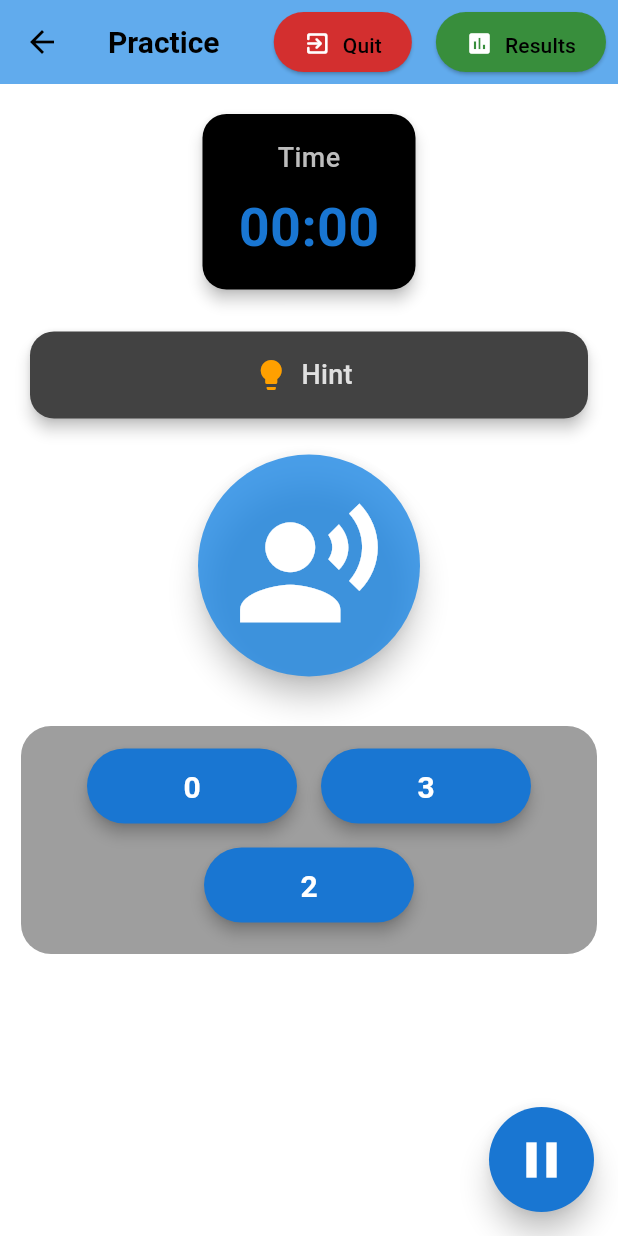
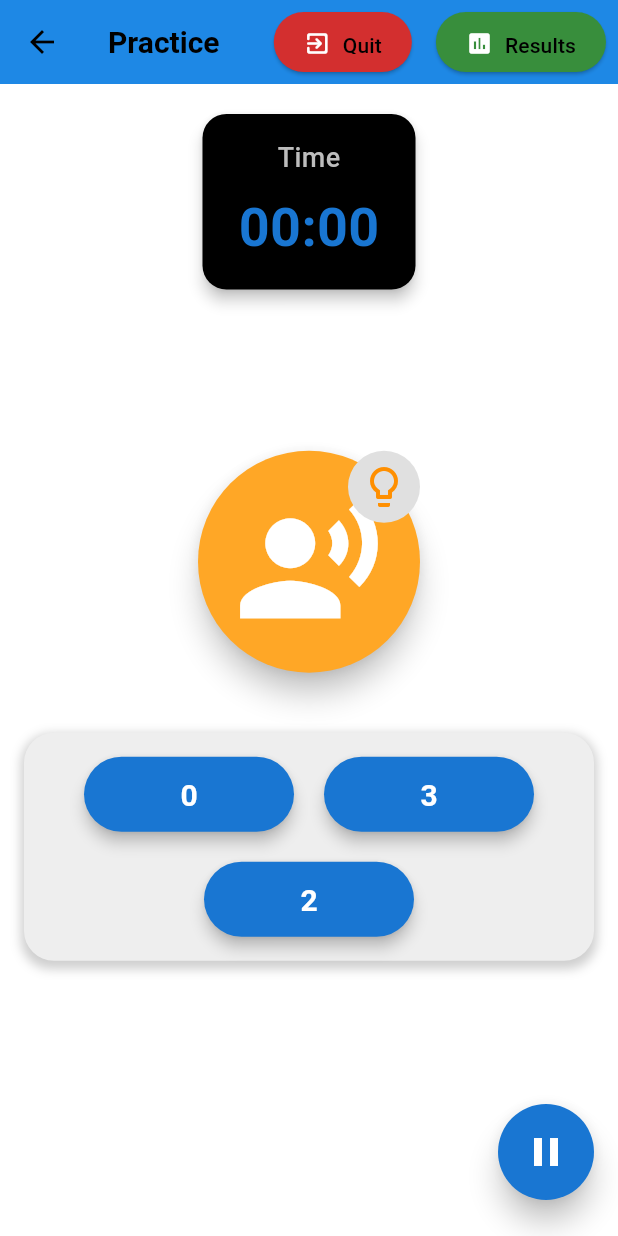
Before and after one commit to nzcv/QuickMath_Kids, a Flutter app: the PracticeScreen screen opened directly with empty values, on a phone screen of 412 x 824 dp. Run offline on Flutter 3.47's test engine with Material 3 defaults, Android fonts, the phone set to English and light mode, and no system bars; drawn by our look-alikes of confetti; our stand-ins replace firebase_core, flutter_riverpod, flutter_secure_storage, flutter_tts, in_app_purchase, pdf and 2 more; accounts and stored records are empty.

Commit message:
practice screen ui update

```diff
--- a/lib/screens/practice_screen/practice_screen.dart
+++ b/lib/screens/practice_screen/practice_screen.dart
@@ -8,7 +8,6 @@ import 'package:QuickMath_Kids/screens/practice_screen/helpers/operation_helper.
 import 'package:QuickMath_Kids/screens/practice_screen/helpers/hint_helper.dart';
 import 'package:QuickMath_Kids/screens/practice_screen/helpers/confetti_helper.dart';
 import 'package:QuickMath_Kids/screens/practice_screen/helpers/answer_option_helper.dart';
-import 'package:QuickMath_Kids/screens/practice_screen/ui/hint_card.dart';
 import 'package:QuickMath_Kids/screens/practice_screen/ui/timer_card.dart';
 import 'package:QuickMath_Kids/screens/practice_screen/ui/answer_button.dart';
 import 'package:QuickMath_Kids/wrong_answer_storing/wrong_answer_service.dart';
@@ -48,7 +47,6 @@ class _PracticeScreenState extends State<PracticeScreen>
   String resultText = '';
   String currentHintMessage = '';
   bool hasListenedToQuestion = false;
-  bool _isHintExpanded = false;
 
   final HintManager hintManager = HintManager();
   final QuizTimer _quizTimer = QuizTimer();
@@ -254,28 +252,45 @@ class _PracticeScreenState extends State<PracticeScreen>
     );
   }
 
+  void _showHintDialog() {
+    showDialog(
+      context: context,
+      builder: (BuildContext context) {
+        return AlertDialog(
+          title: const Text('Hint'),
+          content: Text(currentHintMessage),
+          actions: [
+            TextButton(
+              onPressed: () {
+                Navigator.pop(context);
+              },
+              child: const Text('Close'),
+            ),
+          ],
+        );
+      },
+    );
+  }
+
   Widget buildPauseButton(VoidCallback onPressed, BuildContext context) {
     final theme = Theme.of(context);
+    final isDarkMode = theme.brightness == Brightness.dark;
 
     return Container(
-      width: 70,
-      height: 70,
+      width: 64,
+      height: 64,
       child: ElevatedButton(
         onPressed: onPressed,
         style: ElevatedButton.styleFrom(
-          backgroundColor: theme.brightness == Brightness.dark
-              ? Colors.blue[300]
-              : Colors.blue[700],
+          backgroundColor: isDarkMode ? Colors.blue[300] : Colors.blue[700],
           shape: const CircleBorder(),
-          padding: const EdgeInsets.all(12),
+          padding: const EdgeInsets.all(14),
           elevation: 8,
         ),
         child: Icon(
           Icons.pause,
-          size: 40,
-          color: theme.brightness == Brightness.dark
-              ? Colors.black
-              : Colors.white,
+          size: 32,
+          color: isDarkMode ? Colors.black : Colors.white,
         ),
       ),
     );
@@ -283,6 +298,8 @@ class _PracticeScreenState extends State<PracticeScreen>
 
   @override
   Widget build(BuildContext context) {
+    final theme = Theme.of(context);
+    final isDarkMode = theme.brightness == Brightness.dark;
     int displayTime = widget.sessionTimeLimit != null
         ? (widget.sessionTimeLimit! - _quizTimer.secondsPassed)
         : _quizTimer.secondsPassed;
@@ -298,6 +315,7 @@ class _PracticeScreenState extends State<PracticeScreen>
       appBar: AppBar(
         elevation: 0,
         title: const Text('Practice'),
+        backgroundColor: theme.primaryColor,
         actions: [
           Padding(
             padding: const EdgeInsets.all(8.0),
@@ -330,45 +348,80 @@ class _PracticeScreenState extends State<PracticeScreen>
         ],
       ),
       body: SafeArea(
+        child: Container(
+          color: isDarkMode ? Colors.black : Colors.white, // Dynamic background
           child: Stack(
-          fit: StackFit.expand, // Ensures the Stack fills the entire screen
+            fit: StackFit.expand,
             children: [
               confettiManager.buildCorrectConfetti(),
-            FadeTransition(
+              Column(
+                mainAxisAlignment: MainAxisAlignment.start, // Align content to the top
+                children: [
+                  const SizedBox(height: 16), // Space from the AppBar
+                  buildTimerCard(formatTime(_quizTimer.secondsPassed), context),
+                  Expanded(
+                    child: Center(
+                      child: FadeTransition(
                         opacity: _fadeAnimation,
                         child: SlideTransition(
                           position: _slideAnimation,
-                child: Padding(
-                  padding: const EdgeInsets.all(16.0),
                           child: Column(
-                    mainAxisSize: MainAxisSize.min,
+                            mainAxisAlignment: MainAxisAlignment.center,
+                            crossAxisAlignment: CrossAxisAlignment.center,
                             children: [
-                      buildTimerCard(formatTime(_quizTimer.secondsPassed), context),
-                      const SizedBox(height: 20),
-                      buildHintCard(currentHintMessage, _isHintExpanded, () {
-                        setState(() {
-                          _isHintExpanded = !_isHintExpanded;
-                        });
-                      }, context),
-                      const SizedBox(height: 20),
+                              Stack(
+                                alignment: Alignment.center,
+                                children: [
                                   ElevatedButton(
                                     onPressed: _triggerTTSSpeech,
                                     style: ElevatedButton.styleFrom(
                                       shape: const CircleBorder(),
                                       padding: const EdgeInsets.all(24),
                                       elevation: 8,
+                                      backgroundColor: isDarkMode
+                                          ? Colors.orange[700]
+                                          : Colors.orange[400], // Adjusted for light mode
                                     ),
                                     child: const Icon(Icons.record_voice_over, size: 100, color: Colors.white),
                                   ),
-                      const SizedBox(height: 32),
-                      Container(
+                                  Positioned(
+                                    top: 0,
+                                    right: 0,
+                                    child: IconButton(
+                                      onPressed: _showHintDialog,
+                                      icon: Icon(
+                                        Icons.lightbulb_outline,
+                                        color: isDarkMode ? Colors.amber : Colors.amber[800],
+                                        size: 32,
+                                      ),
+                                      style: IconButton.styleFrom(
+                                        backgroundColor: isDarkMode
+                                            ? Colors.grey[700]
+                                            : Colors.grey[300],
+                                        shape: const CircleBorder(),
+                                        padding: const EdgeInsets.all(8),
+                                      ),
+                                      tooltip: 'Show Hint',
+                                    ),
+                                  ),
+                                ],
+                              ),
+                              const SizedBox(height: 40),
+                              Padding(
+                                padding: const EdgeInsets.symmetric(horizontal: 16.0),
+                                child: Container(
                                   decoration: BoxDecoration(
+                                    color: isDarkMode ? Colors.grey[800] : Colors.grey[200], // Dynamic background
                                     borderRadius: BorderRadius.circular(20),
                                     boxShadow: [
                                       BoxShadow(
-                                color: Colors.grey,
+                                        color: isDarkMode
+                                            ? Colors.grey[600]!.withOpacity(0.5)
+                                            : Colors.grey.withOpacity(0.5),
                                         spreadRadius: 2,
-                                offset: const Offset(0, 3))
+                                        blurRadius: 5,
+                                        offset: const Offset(0, 3),
+                                      ),
                                     ],
                                   ),
                                   padding: const EdgeInsets.all(16),
@@ -380,30 +433,36 @@ class _PracticeScreenState extends State<PracticeScreen>
                                         children: [
                                           buildAnswerButton(answerOptions[0],
                                               () => checkAnswer(answerOptions[0])),
-                                const SizedBox(width: 16),
+                                          const SizedBox(width: 20),
                                           buildAnswerButton(answerOptions[1],
                                               () => checkAnswer(answerOptions[1])),
                                         ],
                                       ),
-                            const SizedBox(height: 16),
+                                      const SizedBox(height: 20),
                                       buildAnswerButton(answerOptions[2],
                                           () => checkAnswer(answerOptions[2])),
                                     ],
                                   ),
                                 ),
+                              ),
+                              const SizedBox(height: 80), // Increased space below the option card
                             ],
                           ),
                         ),
                       ),
                     ),
+                  ),
+                ],
+              ),
               Positioned(
-              bottom: 16, // Adjusted offset
-              right: 16,  // Adjusted offset
+                bottom: 24,
+                right: 16,
                 child: buildPauseButton(_showPauseDialog, context),
               ),
             ],
           ),
         ),
+      ),
     );
   }
 }
```
Also changed, not shown: 1 other file. Lines whose indentation alone changed are shown as unchanged.
